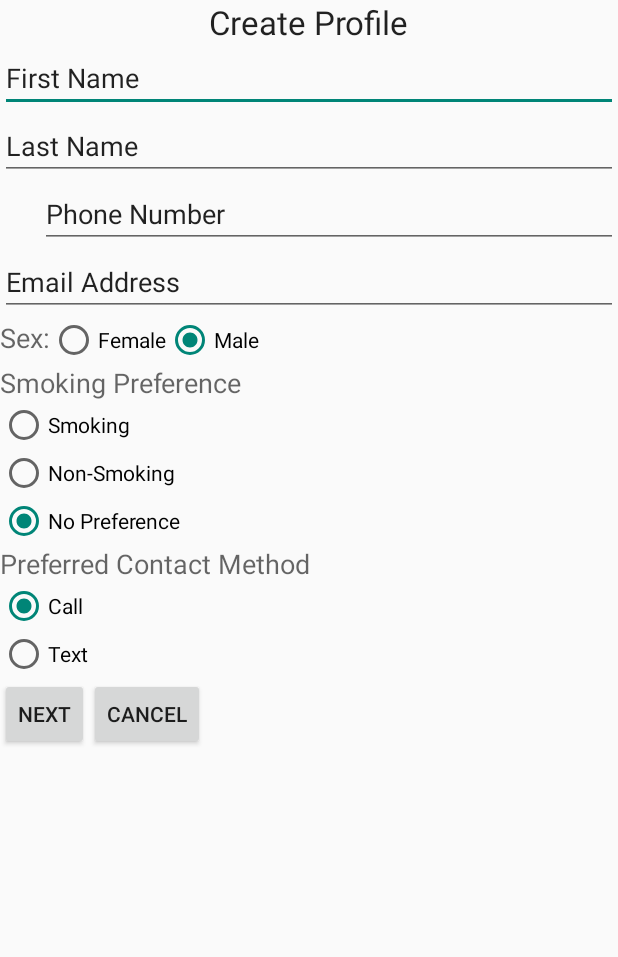
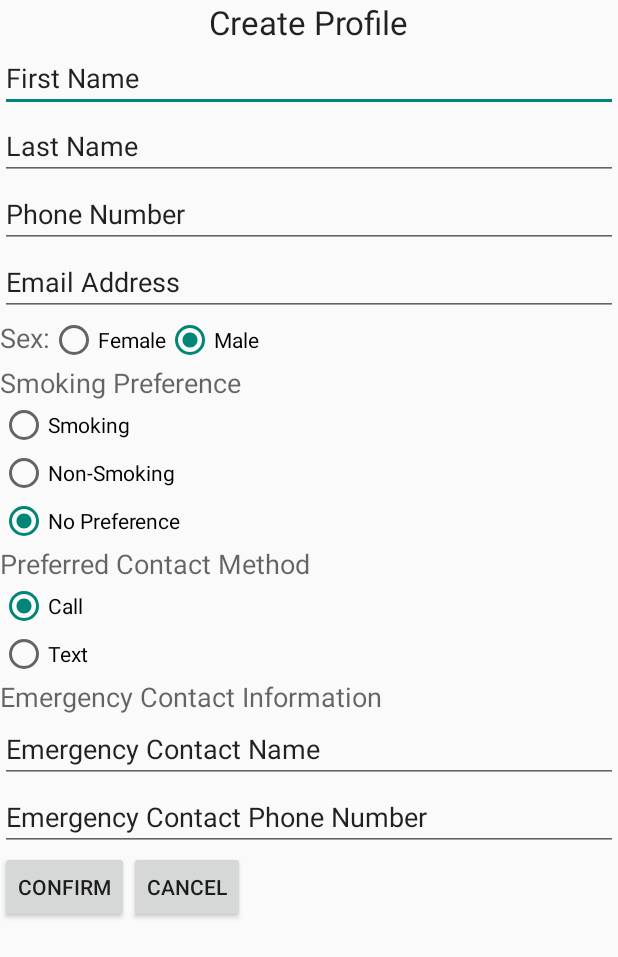
Before and after one commit to FergusonTR/HOV_Helper, an Android app: the layout create_profile_activity.xml on its own in the app's theme, with its tools: preview values and no code run, on a phone screen of 412 x 824 dp. Shown: the top 957 px of the screen. Run offline under Robolectric (Android 15) with nearby library versions, the phone set to English and light mode, and no system bars.

Commit message:
Profile Creation and linkage
Enables profile creation ability, and links "Profile Management" page to
"Sign In" and "Event Management" pages.

```diff
--- a/app/src/main/java/sweng500team2summer15/hov_helper/Account/SignInActivity.java
+++ b/app/src/main/java/sweng500team2summer15/hov_helper/Account/SignInActivity.java
@@ -12,6 +12,7 @@ import android.widget.Button;
 import android.widget.EditText;
 import android.widget.TextView;
 
+import sweng500team2summer15.hov_helper.Profile.ProfileManagement;
 import sweng500team2summer15.hov_helper.R;
 import sweng500team2summer15.hov_helper.Start;
 import sweng500team2summer15.hov_helper.event.management.MainEventActivity;
@@ -106,7 +107,7 @@ public class SignInActivity extends Activity {
             pDialog.dismiss();
 
             if (result == null) {
-                Intent i = new Intent(getApplicationContext(), MainEventActivity.class);
+                Intent i = new Intent(getApplicationContext(), ProfileManagement.class);
                 startActivity(i);
             }
             else {
--- a/app/src/main/java/sweng500team2summer15/hov_helper/EmergencyContactInfo.java
+++ b/app/src/main/java/sweng500team2summer15/hov_helper/Profile/EmergencyContactInfo.java
@@ -1,4 +1,4 @@
-package sweng500team2summer15.hov_helper;
+package sweng500team2summer15.hov_helper.Profile;
 
 /**
  * Created by Mike on 6/7/2015.
--- a/app/src/main/java/sweng500team2summer15/hov_helper/ProfileList.java
+++ b/app/src/main/java/sweng500team2summer15/hov_helper/Profile/ProfileList.java
@@ -1,4 +1,4 @@
-package sweng500team2summer15.hov_helper;
+package sweng500team2summer15.hov_helper.Profile;
 
 import android.support.annotation.NonNull;
 
--- /dev/null
+++ b/app/src/main/res/layout/activity_view_profile.xml
@@ -0,0 +1,6 @@
+<?xml version="1.0" encoding="utf-8"?>
+<LinearLayout xmlns:android="http://schemas.android.com/apk/res/android"
+    android:orientation="vertical" android:layout_width="match_parent"
+    android:layout_height="match_parent">
+
+</LinearLayout>
--- a/app/src/main/res/layout/profile_layout.xml
+++ b/app/src/main/res/layout/create_profile_activity.xml
@@ -1,5 +1,13 @@
 <?xml version="1.0" encoding="utf-8"?>
-<LinearLayout xmlns:android="http://schemas.android.com/apk/res/android"
+<ScrollView
+    android:orientation="vertical"
+    xmlns:android="http://schemas.android.com/apk/res/android"
+    android:layout_width="match_parent"
+    android:layout_height="match_parent"
+    xmlns:tools="http://schemas.android.com/tools"
+    tools:context=".ProfileManagement">
+
+    <LinearLayout
     android:orientation="vertical" android:layout_width="match_parent"
     android:layout_height="match_parent">
     <TextView
@@ -11,46 +19,46 @@
         android:layout_gravity="center_horizontal" />
 
     <EditText
-        android:layout_width="match_parent"
+        android:layout_width="fill_parent"
         android:layout_height="wrap_content"
         android:inputType="textPersonName"
         android:text="First Name"
         android:ems="10"
-        android:id="@+id/editText"
+        android:id="@+id/txtFirstName"
         android:layout_gravity="center_horizontal"
         android:editable="true" />
 
     <EditText
-        android:layout_width="match_parent"
+        android:layout_width="fill_parent"
         android:layout_height="wrap_content"
         android:inputType="textPersonName"
         android:text="Last Name"
         android:ems="10"
-        android:id="@+id/editText2"
+        android:id="@+id/txtLastName"
         android:editable="true" />
 
-    <EditText
-        android:layout_width="385dp"
+    E<EditText
+        android:layout_width="fill_parent"
         android:layout_height="wrap_content"
         android:inputType="phone"
         android:ems="10"
-        android:id="@+id/editText3"
-        android:layout_gravity="right"
+        android:id="@+id/txtPhone"
         android:text="Phone Number"
         android:editable="true" />
 
     <EditText
-        android:layout_width="match_parent"
+        android:layout_width="fill_parent"
         android:layout_height="wrap_content"
         android:inputType="textEmailAddress"
         android:ems="10"
-        android:id="@+id/editText4"
+        android:id="@+id/txtEmailAddress"
         android:text="Email Address"
         android:editable="true" />
 
     <RadioGroup
         android:layout_width="wrap_content"
-        android:layout_height="wrap_content">
+        android:layout_height="wrap_content"
+        android:id="@+id/rgSEX">
 
         <LinearLayout
             android:orientation="horizontal"
@@ -68,14 +76,14 @@
                 android:layout_width="wrap_content"
                 android:layout_height="wrap_content"
                 android:text="Female"
-                android:id="@+id/radioButton2"
+                android:id="@+id/rbtnsexFemale"
                 android:checked="false" />
 
             <RadioButton
                 android:layout_width="wrap_content"
                 android:layout_height="wrap_content"
                 android:text="Male"
-                android:id="@+id/radioButton"
+                android:id="@+id/rbtnsexMale"
                 android:checked="true" />
         </LinearLayout>
 
@@ -88,29 +96,30 @@
         android:text="Smoking Preference"
         android:id="@+id/textView4" />
 
+    <RadioGroup
+        android:layout_width="wrap_content"
+        android:layout_height="wrap_content"
+        android:id="@+id/rgSMOKE">
+
         <RadioButton
             android:layout_width="wrap_content"
             android:layout_height="wrap_content"
             android:text="Smoking"
-        android:id="@+id/radioButton5"
+            android:id="@+id/rbtnSMOKE"
             android:checked="false" />
-
-    <RadioGroup
-        android:layout_width="wrap_content"
-        android:layout_height="wrap_content">
 
         <RadioButton
             android:layout_width="wrap_content"
             android:layout_height="wrap_content"
             android:text="Non-Smoking"
-            android:id="@+id/radioButton4"
+            android:id="@+id/rbtnNONSMOKE"
             android:checked="false" />
 
         <RadioButton
             android:layout_width="wrap_content"
             android:layout_height="wrap_content"
             android:text="No Preference"
-            android:id="@+id/radioButton3"
+            android:id="@+id/rbtnNOPREF"
             android:checked="true" />
     </RadioGroup>
 
@@ -123,21 +132,56 @@
 
     <RadioGroup
         android:layout_width="wrap_content"
-        android:layout_height="wrap_content"></RadioGroup>
+        android:layout_height="wrap_content"
+        android:id="@+id/rgCONTACT">
 
         <RadioButton
             android:layout_width="wrap_content"
             android:layout_height="wrap_content"
             android:text="Call"
-        android:id="@+id/radioButton6"
+            android:id="@+id/rbtnCALL"
             android:checked="true" />
 
         <RadioButton
             android:layout_width="wrap_content"
             android:layout_height="wrap_content"
             android:text="Text"
-        android:id="@+id/radioButton7"
+            android:id="@+id/rbtnTEXT"
             android:checked="false" />
+    </RadioGroup>
+
+    <LinearLayout
+        android:orientation="vertical"
+        android:layout_width="match_parent"
+        android:layout_height="wrap_content"
+        android:weightSum="1"
+        android:layout_gravity="center">
+
+        <TextView
+            android:layout_width="wrap_content"
+            android:layout_height="wrap_content"
+            android:textAppearance="?android:attr/textAppearanceMedium"
+            android:text="Emergency Contact Information"
+            android:id="@+id/textView12" />
+
+        <EditText
+            android:layout_width="match_parent"
+            android:layout_height="wrap_content"
+            android:inputType="textPersonName"
+            android:text="Emergency Contact Name"
+            android:ems="10"
+            android:id="@+id/txtEmergencyName"
+            android:layout_gravity="center_vertical" />
+
+        <EditText
+            android:layout_width="match_parent"
+            android:layout_height="wrap_content"
+            android:inputType="phone"
+            android:ems="10"
+            android:id="@+id/txtEmergencyNumber"
+            android:text="Emergency Contact Phone Number" />
+
+    </LinearLayout>
 
     <LinearLayout
         android:orientation="horizontal"
@@ -150,18 +194,17 @@
             style="?android:attr/buttonStyleSmall"
             android:layout_width="wrap_content"
             android:layout_height="wrap_content"
-            android:text="Next"
-            android:id="@+id/nextBtn"
-            android:layout_gravity="center|left" />
+            android:text="Confirm"
+            android:id="@+id/btnProfileConfirm" />
 
         <Button
             style="?android:attr/buttonStyleSmall"
             android:layout_width="wrap_content"
             android:layout_height="wrap_content"
             android:text="Cancel"
-            android:id="@+id/button2"
-            android:layout_gravity="center|left" />
+            android:id="@+id/btnProfileCancel"/>
 
     </LinearLayout>
 
 </LinearLayout>
+</ScrollView>
```
Also changed, not shown: app/src/main/AndroidManifest.xml (+12 -0 lines), app/src/main/java/sweng500team2summer15/hov_helper/Profile/CreateProfileActivity.java (added, +132 -0 lines), app/src/main/java/sweng500team2summer15/hov_helper/Profile/Profile.java (renamed from app/src/main/java/sweng500team2summer15/hov_helper/Profile.java, +39 -33 lines), app/src/main/java/sweng500team2summer15/hov_helper/Profile/ProfileManagement.java (added, +92 -0 lines), app/src/main/java/sweng500team2summer15/hov_helper/Profile/ViewProfileActivity.java (added, +50 -0 lines), app/src/main/res/layout/activity_profile.xml (added, +67 -0 lines), app/src/main/res/layout/profile2_layout.xml (deleted, +0 -64 lines), 2 other files. Lines whose indentation alone changed are shown as unchanged.
